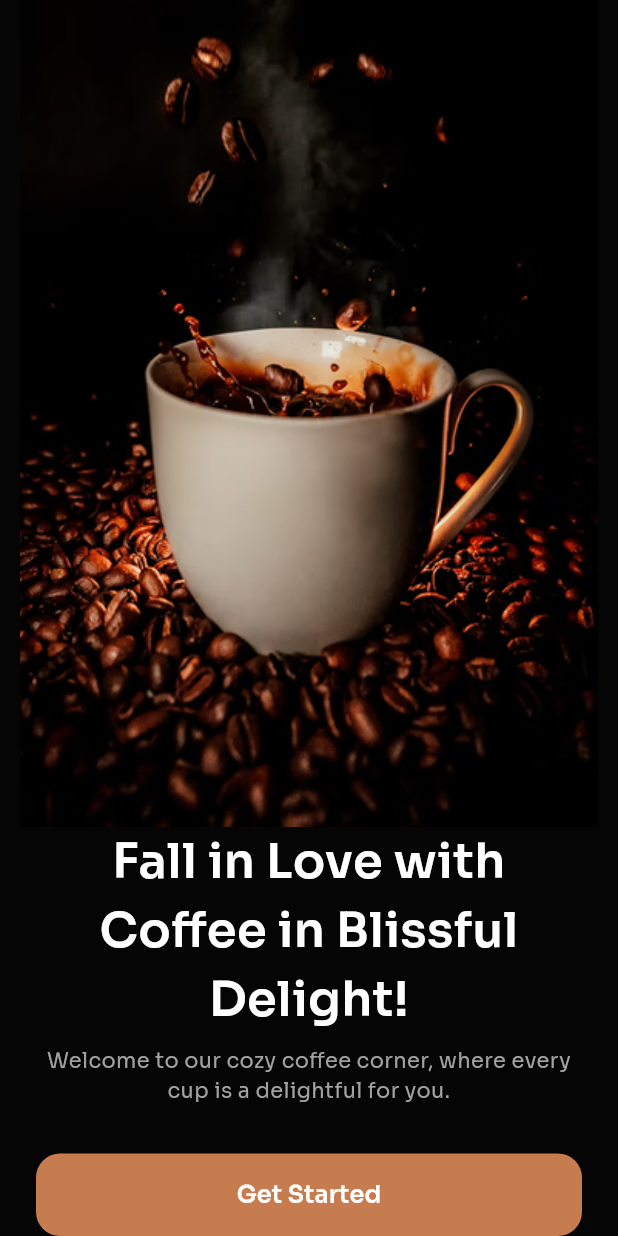
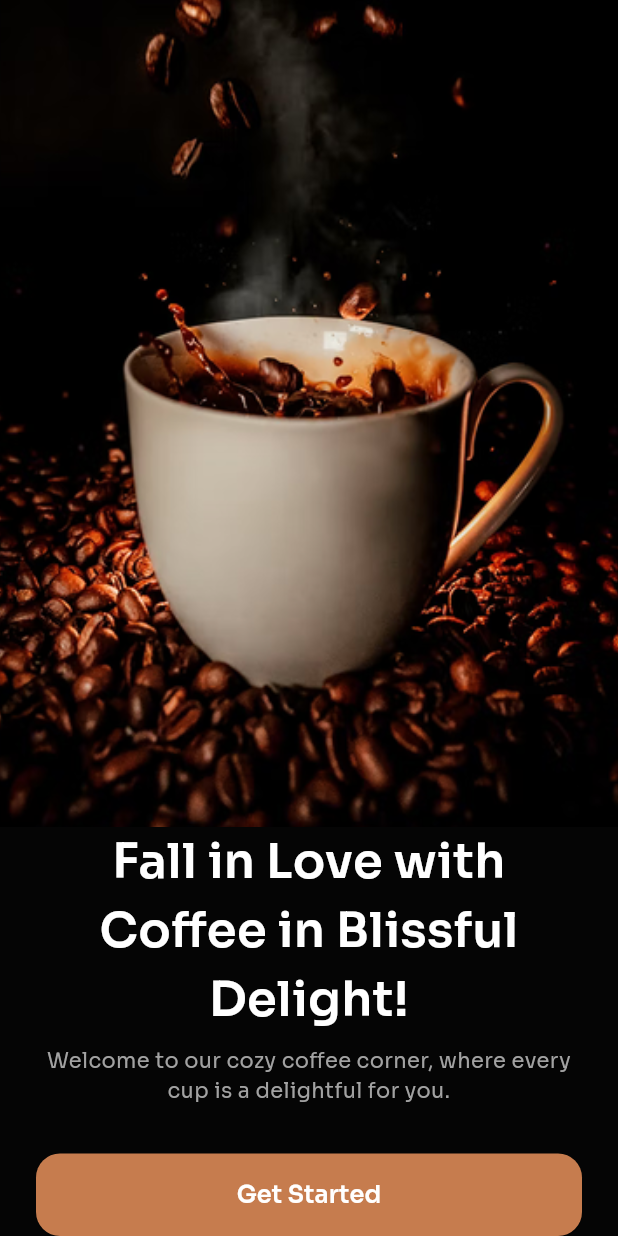
Before and after one commit to SherazAli-67/coffee-shop-ui, a Flutter app: the screen it shows after launch, on a phone screen of 412 x 824 dp. Run offline on Flutter 3.47's test engine with Material 3 defaults, Android fonts, the phone set to English and light mode, and no system bars; our stand-ins replace flutter_svg, go_router.

Commit message:
Coffee Shop App - Development
1. Welcome screen animation set

```diff
--- a/lib/presentation/screens/welcome_screen.dart
+++ b/lib/presentation/screens/welcome_screen.dart
@@ -7,8 +7,77 @@ import 'package:go_router/go_router.dart';
 
 import '../widgets/primary_btn.dart';
 
-class WelcomeScreen extends StatelessWidget{
+class WelcomeScreen extends StatefulWidget{
   const WelcomeScreen({super.key});
+
+  @override
+  State<WelcomeScreen> createState() => _WelcomeScreenState();
+}
+
+class _WelcomeScreenState extends State<WelcomeScreen> with TickerProviderStateMixin {
+  late final AnimationController _imageController;
+  late final AnimationController _contentController;
+  late final Animation<double> _imageScale;
+  late final Animation<double> _headlineOpacity;
+  late final Animation<Offset> _headlineOffset;
+  late final Animation<double> _subtitleOpacity;
+  late final Animation<Offset> _subtitleOffset;
+  late final Animation<double> _buttonOpacity;
+  late final Animation<Offset> _buttonOffset;
+
+  @override
+  void initState() {
+    super.initState();
+    _imageController = AnimationController(
+      vsync: this,
+      duration: const Duration(seconds: 12),
+    )..repeat(reverse: true);
+    _imageScale = Tween<double>(begin: 1.0, end: 1.08).animate(
+      CurvedAnimation(parent: _imageController, curve: Curves.easeInOut),
+    );
+    _contentController = AnimationController(
+      vsync: this,
+      duration: const Duration(milliseconds: 900),
+    );
+    _headlineOpacity = CurvedAnimation(
+      parent: _contentController,
+      curve: const Interval(0.0, 0.45, curve: Curves.easeOutCubic),
+    );
+    _headlineOffset = Tween<Offset>(begin: const Offset(0, 0.16), end: .zero).animate(
+      CurvedAnimation(
+        parent: _contentController,
+        curve: const Interval(0.0, 0.45, curve: Curves.easeOutCubic),
+      ),
+    );
+    _subtitleOpacity = CurvedAnimation(
+      parent: _contentController,
+      curve: const Interval(0.15, 0.6, curve: Curves.easeOutCubic),
+    );
+    _subtitleOffset = Tween<Offset>(begin: const Offset(0, 0.16), end: .zero).animate(
+      CurvedAnimation(
+        parent: _contentController,
+        curve: const Interval(0.15, 0.6, curve: Curves.easeOutCubic),
+      ),
+    );
+    _buttonOpacity = CurvedAnimation(
+      parent: _contentController,
+      curve: const Interval(0.3, 0.85, curve: Curves.easeOutCubic),
+    );
+    _buttonOffset = Tween<Offset>(begin: const Offset(0, 0.16), end: .zero).animate(
+      CurvedAnimation(
+        parent: _contentController,
+        curve: const Interval(0.3, 0.85, curve: Curves.easeOutCubic),
+      ),
+    );
+    _contentController.forward();
+  }
+
+  @override
+  void dispose() {
+    _imageController.dispose();
+    _contentController.dispose();
+    super.dispose();
+  }
 
   @override
   Widget build(BuildContext context) {
@@ -16,7 +85,12 @@ class WelcomeScreen extends StatelessWidget{
         backgroundColor: AppColors.blackColor,
         body: Column(
       children: [
-        Expanded(child: Image.asset(AppIcons.welcomeImg, fit: .cover,)),
+        Expanded(child: ClipRect(
+          child: ScaleTransition(
+            scale: _imageScale,
+            child: Image.asset(AppIcons.welcomeImg, fit: .cover, width: .infinity, height: .infinity,),
+          ),
+        )),
         SafeArea(
           child: Container(
             decoration: BoxDecoration(
@@ -42,13 +116,25 @@ class WelcomeScreen extends StatelessWidget{
                 Column(
                   spacing: 8,
                   children: [
-                    Text("Fall in Love with Coffee in Blissful Delight!", style: AppTextStyles.headingTextStyle.copyWith(color: Colors.white), textAlign: .center,),
-                    Text("Welcome to our cozy coffee corner, where every cup is a delightful for you.", style: AppTextStyles.regularTextStyle.copyWith(color: AppColors.greyColor),textAlign: .center,)
+                    _buildFadeSlideWidget(
+                      opacity: _headlineOpacity,
+                      position: _headlineOffset,
+                      child: Text("Fall in Love with Coffee in Blissful Delight!", style: AppTextStyles.headingTextStyle.copyWith(color: Colors.white), textAlign: .center,),
+                    ),
+                    _buildFadeSlideWidget(
+                      opacity: _subtitleOpacity,
+                      position: _subtitleOffset,
+                      child: Text("Welcome to our cozy coffee corner, where every cup is a delightful for you.", style: AppTextStyles.regularTextStyle.copyWith(color: AppColors.greyColor),textAlign: .center,),
+                    )
                   ],
                 ),
                 SizedBox(
                   width: .infinity,
-                  child: PrimaryBtn(btnText: 'Get Started', onTap: ()=> context.push(NamedRoutes.home.routeName),),
+                  child: _buildFadeSlideWidget(
+                    opacity: _buttonOpacity,
+                    position: _buttonOffset,
+                    child: PrimaryBtn(btnText: 'Get Started', onTap: ()=> context.push(NamedRoutes.home.routeName),),
+                  ),
                 )
               ],
             ),
@@ -57,4 +143,14 @@ class WelcomeScreen extends StatelessWidget{
       ],
     ));
   }
+
+  Widget _buildFadeSlideWidget({required Animation<double> opacity, required Animation<Offset> position, required Widget child}) {
+    return FadeTransition(
+      opacity: opacity,
+      child: SlideTransition(
+        position: position,
+        child: child,
+      ),
+    );
+  }
 }
```
